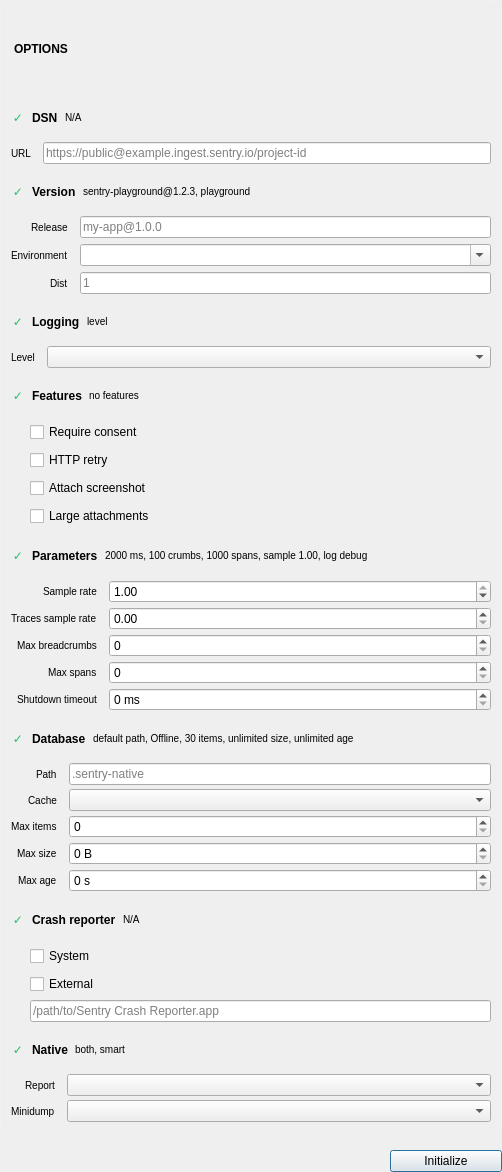
Old version of the form src/initpane.ui in the repository jpnurmi/sentry-playground.
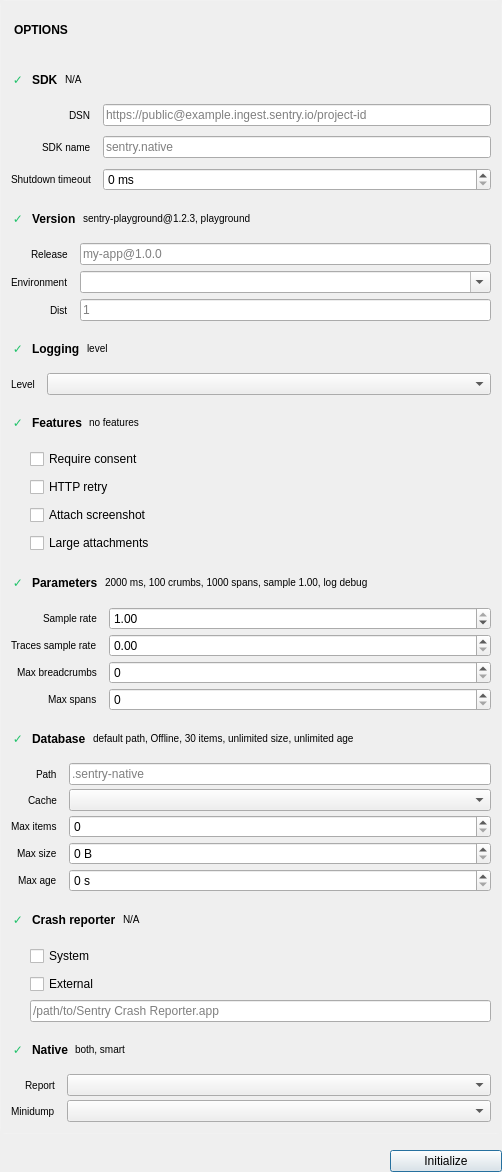
New version of the form.

```diff
--- a/src/initpane.ui
+++ b/src/initpane.ui
@@ -95,7 +95,7 @@
              <x>0</x>
              <y>0</y>
              <width>500</width>
-             <height>1126</height>
+             <height>1162</height>
             </rect>
            </property>
            <layout class="QVBoxLayout" name="rightColumn">
@@ -209,7 +209,7 @@
                     <string notr="true">color: palette(text); font-weight: bold;</string>
                    </property>
                    <property name="text">
-                    <string>DSN</string>
+                    <string>SDK</string>
                    </property>
                   </widget>
                  </item>
@@ -295,7 +295,7 @@
                     <string notr="true">color: palette(placeholder-text); font-size: 10px;</string>
                    </property>
                    <property name="text">
-                    <string>URL</string>
+                    <string>DSN</string>
                    </property>
                   </widget>
                  </item>
@@ -309,6 +309,43 @@
                    </property>
                   </widget>
                  </item>
+                 <item row="1" column="0">
+                  <widget class="QLabel" name="sdkNameLabel">
+                   <property name="styleSheet">
+                    <string notr="true">color: palette(placeholder-text); font-size: 10px;</string>
+                   </property>
+                   <property name="text">
+                    <string>SDK name</string>
+                   </property>
+                  </widget>
+                 </item>
+                 <item row="1" column="1">
+                  <widget class="QLineEdit" name="sdkNameEdit">
+                   <property name="placeholderText">
+                    <string>sentry.native</string>
+                   </property>
+                  </widget>
+                 </item>
+                 <item row="2" column="0">
+                  <widget class="QLabel" name="shutdownTimeoutLabel">
+                   <property name="styleSheet">
+                    <string notr="true">color: palette(placeholder-text); font-size: 10px;</string>
+                   </property>
+                   <property name="text">
+                    <string>Shutdown timeout</string>
+                   </property>
+                  </widget>
+                 </item>
+                 <item row="2" column="1">
+                  <widget class="QSpinBox" name="shutdownTimeoutBox">
+                   <property name="suffix">
+                    <string> ms</string>
+                   </property>
+                   <property name="maximum">
+                    <number>600000</number>
+                   </property>
+                  </widget>
+                 </item>
                 </layout>
                </item>
                <item>
@@ -1068,26 +1105,6 @@
                  <property name="bottomMargin">
                   <number>10</number>
                  </property>
-                 <item row="4" column="0">
-                  <widget class="QLabel" name="shutdownTimeoutLabel">
-                   <property name="styleSheet">
-                    <string notr="true">color: palette(placeholder-text); font-size: 10px;</string>
-                   </property>
-                   <property name="text">
-                    <string>Shutdown timeout</string>
-                   </property>
-                  </widget>
-                 </item>
-                 <item row="4" column="1">
-                  <widget class="QSpinBox" name="shutdownTimeoutBox">
-                   <property name="suffix">
-                    <string> ms</string>
-                   </property>
-                   <property name="maximum">
-                    <number>600000</number>
-                   </property>
-                  </widget>
-                 </item>
                  <item row="0" column="0">
                   <widget class="QLabel" name="sampleRateLabel">
                    <property name="styleSheet">
```
Left out of the diff: 18 changed lines with no effect on the pictures.
